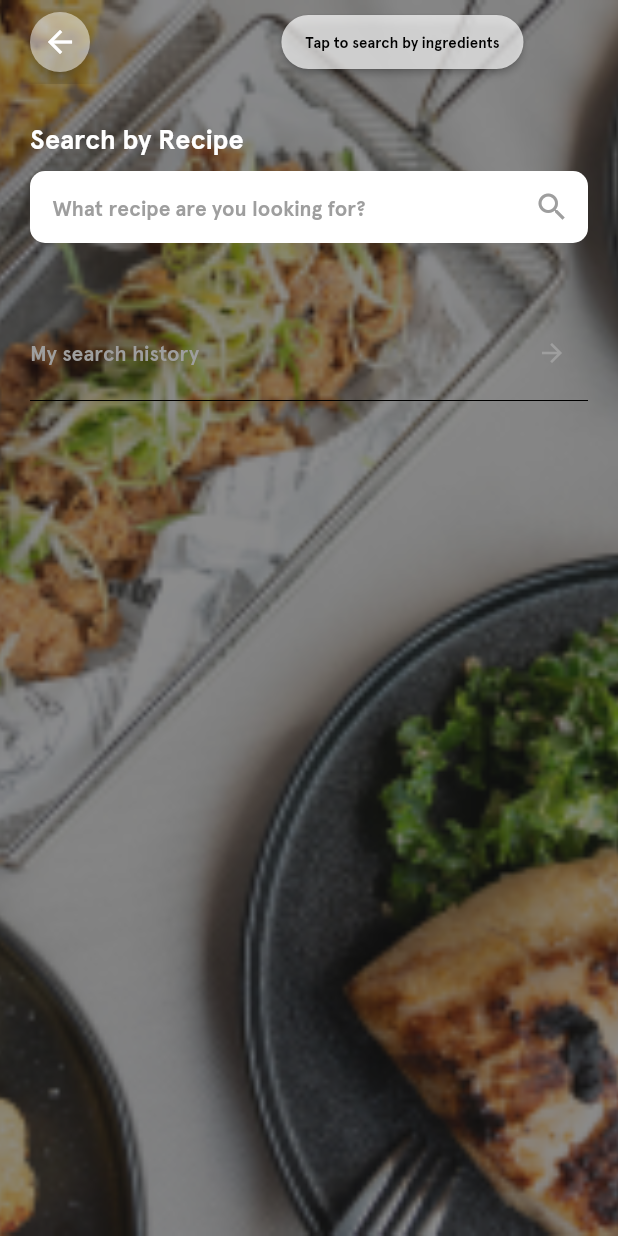
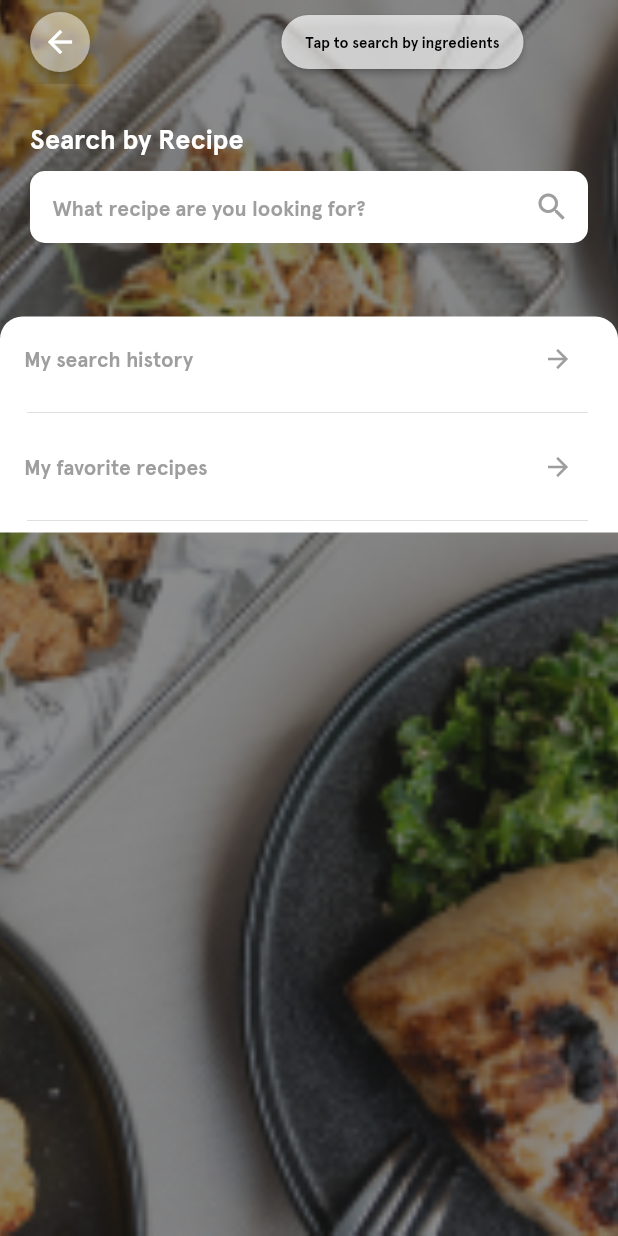
Before and after one commit to dam-ease/my_recipe_app, a Flutter app: the screen it shows after launch, on a phone screen of 412 x 824 dp. Run offline on Flutter 3.47's test engine with Material 2 defaults, Android fonts, the phone set to English and light mode, and no system bars.

Commit message:
fix homepage white container

```diff
--- a/lib/main.dart
+++ b/lib/main.dart
@@ -1,9 +1,5 @@
 import 'package:flutter/material.dart';
-import 'package:my_recipe_app/screens/login_page.dart';
-import 'package:my_recipe_app/screens/prac.dart';
-import 'package:my_recipe_app/screens/search_ingredient.dart';
 import 'package:my_recipe_app/screens/search_recipe.dart';
-import 'package:my_recipe_app/screens/signup_page.dart';
 //import 'package:google_fonts/google_fonts.dart';
 
 void main() {
--- a/lib/screens/prac.dart
+++ b/lib/screens/prac.dart
@@ -1,5 +1,3 @@
-import 'dart:convert';
-
 import 'package:flutter/material.dart';
 import 'package:my_recipe_app/constants.dart';
 
--- a/lib/screens/search_recipe.dart
+++ b/lib/screens/search_recipe.dart
@@ -1,13 +1,7 @@
 import 'package:flutter/material.dart';
-import 'package:my_recipe_app/components/rounded_button.dart';
 import 'package:my_recipe_app/constants.dart';
 
-class RecipeSearch extends StatefulWidget {
-  @override
-  _RecipeSearchState createState() => _RecipeSearchState();
-}
-
-class _RecipeSearchState extends State<RecipeSearch> {
+class RecipeSearch extends StatelessWidget {
   @override
   Widget build(BuildContext context) {
     final size = MediaQuery.of(context).size;
@@ -47,7 +41,6 @@ class _RecipeSearchState extends State<RecipeSearch> {
         ),
       ),
       body: Container(
-        padding: EdgeInsets.only(left: 20.0, right: 20.0),
         // height: size.height * 0.33,
         constraints: BoxConstraints.expand(),
         decoration: BoxDecoration(
@@ -61,7 +54,9 @@ class _RecipeSearchState extends State<RecipeSearch> {
               SizedBox(
                 height: 26.0,
               ),
-              Text(
+              Padding(
+                padding: EdgeInsets.only(left: 20.0, right: 20.0),
+                child: Text(
                   'Search by Recipe',
                   style: TextStyle(
                     fontSize: 18.0,
@@ -69,10 +64,13 @@ class _RecipeSearchState extends State<RecipeSearch> {
                     fontFamily: 'Apercu Pro',
                   ),
                 ),
+              ),
               SizedBox(
                 height: 10.0,
               ),
-              TextFormField(
+              Padding(
+                padding: EdgeInsets.only(left: 20.0, right: 20.0),
+                child: TextFormField(
                   decoration: kInputDecoration.copyWith(
                       hintText: 'What recipe are you looking for?',
                       contentPadding: EdgeInsets.only(left: 15.0),
@@ -84,26 +82,26 @@ class _RecipeSearchState extends State<RecipeSearch> {
                       hintStyle: kHintStyle2),
                   onChanged: (value) => {print(value)},
                 ),
+              ),
               SizedBox(
                 height: 49.0,
               ),
-              Column(
+              Container(
+                decoration: BoxDecoration(
+                    color: Colors.white,
+                    borderRadius: BorderRadius.only(
+                        topLeft: Radius.circular(15.0),
+                        topRight: Radius.circular(15.0))),
+                child: Column(
                   children: [
-                  Row(
-                    children: [
-                      Text(
-                        'My search history',
-                        style: kHintStyle2,
-                      ),
-                      Spacer(),
-                      IconButton(
-                          icon: Icon(Icons.arrow_forward,
-                              size: 20, color: Colors.grey),
-                          onPressed: () {}),
+                    CustomListTile(
+                        title: 'My search history', onPressed: () => null),
+                    customDivider(),
+                    CustomListTile(
+                        title: 'My favorite recipes', onPressed: () => null),
+                    customDivider(),
                   ],
                 ),
-                  Divider(color: Colors.black)
-                ],
               )
             ],
           ),
@@ -111,4 +109,26 @@ class _RecipeSearchState extends State<RecipeSearch> {
       ),
     );
   }
+
+  Divider customDivider() {
+    return Divider(
+      color: Colors.grey[300],
+      indent: 18.0,
+      endIndent: 20.0,
+    );
   }
+}
+
+class CustomListTile extends StatelessWidget {
+  final String title;
+  final VoidCallback onPressed;
+  CustomListTile({this.title, this.onPressed});
+  @override
+  Widget build(BuildContext context) {
+    return ListTile(
+        title: new Text(title, style: kHintStyle2),
+        trailing: IconButton(
+            icon: Icon(Icons.arrow_forward, size: 20, color: Colors.grey),
+            onPressed: onPressed));
+  }
+}
```
Also changed, not shown: 2 other files. Lines whose indentation alone changed are shown as unchanged.
